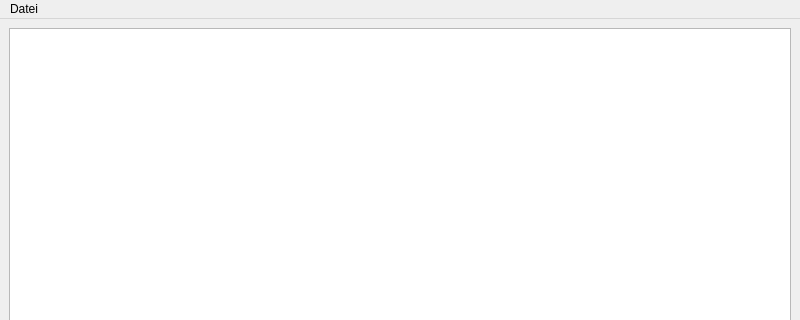
First picture: the form in textviewwindow.ui, repository striezel/qt-commander, before the edit; both pictures show x 0 to 800 and y 0 to 320 of the 800 by 600 pixel window.
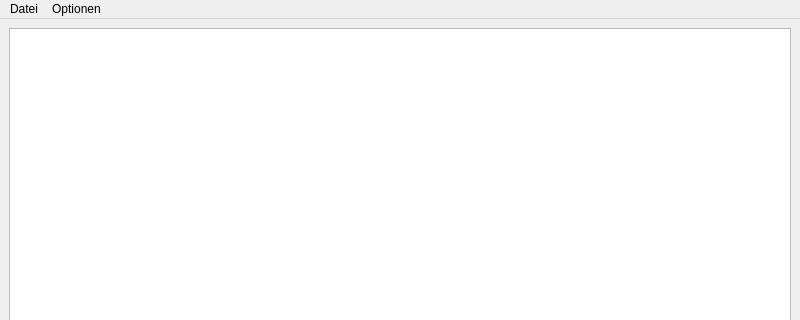
Second picture: the form after the edit. Icons and pictures are not drawn.

Commit message: implement possibility to change font in text viewer

```diff
--- a/textviewwindow.ui
+++ b/textviewwindow.ui
@@ -40,7 +40,14 @@
     <addaction name="actionPrint"/>
     <addaction name="actionExit"/>
    </widget>
+   <widget class="QMenu" name="menuOptions">
+    <property name="title">
+     <string>Optionen</string>
+    </property>
+    <addaction name="actionChangeFont"/>
+   </widget>
    <addaction name="menuDatei"/>
+   <addaction name="menuOptions"/>
   </widget>
   <widget class="QStatusBar" name="statusbar"/>
   <action name="actionExit">
```
Left out of the diff: 5 changed lines with no effect on the pictures. The commit also changes 2 other files.
